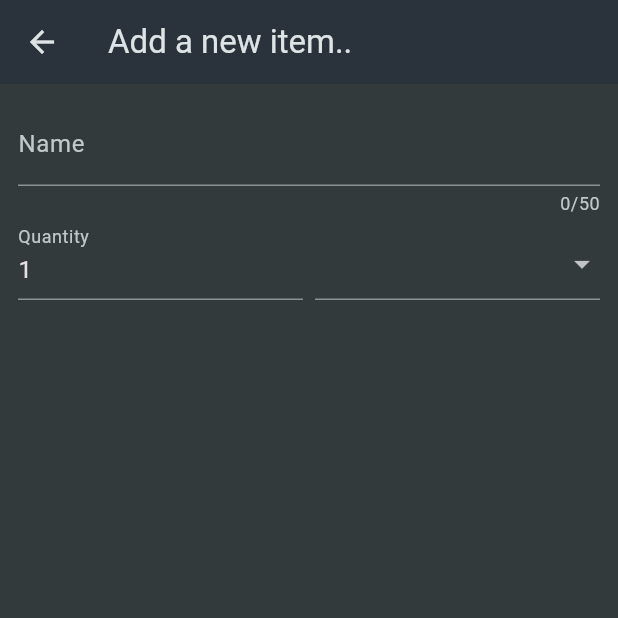
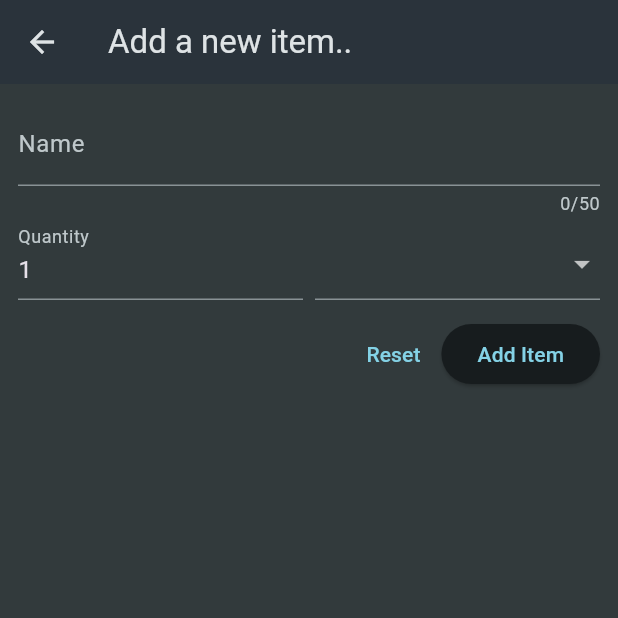
Before and after one commit to Jasonl145/shopping_list, a Flutter app: the NewItem screen opened directly, on a phone screen of 412 x 824 dp, the top half of it. Run offline on Flutter 3.47's test engine with Material 3 defaults, Android fonts, the phone set to English and light mode, and no system bars.

Commit message:
Added new row with buttons

```diff
--- a/lib/widgets/new_item.dart
+++ b/lib/widgets/new_item.dart
@@ -60,6 +60,13 @@ class _NewItemState extends State<NewItem> {
                   ),
                 ],
               ),
+              const SizedBox(height: 12,),
+              Row(
+                mainAxisAlignment: MainAxisAlignment.end,
+                children: [
+                TextButton(onPressed: (){}, child: const Text("Reset")),
+                ElevatedButton(onPressed: (){}, child: const Text("Add Item"))
+              ],)
             ],
           ),
         ),
```
